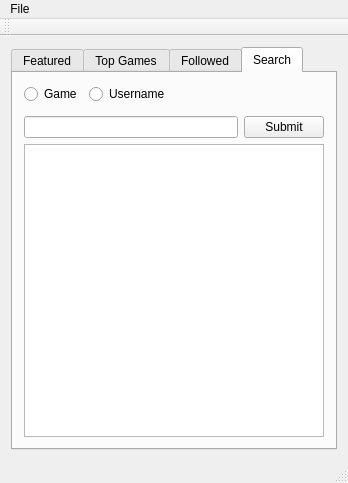
Qt form Forms/mainwindow.ui (jasonodonnell/twitchcreep) before a commit.
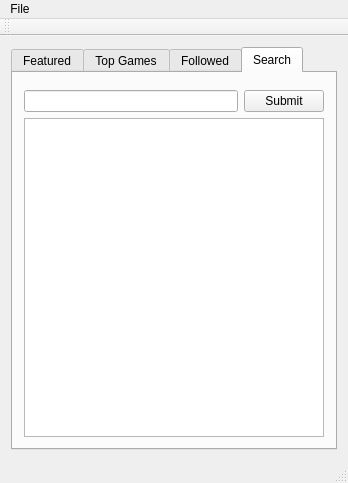
The same form after that commit.

```diff
--- a/Forms/mainwindow.ui
+++ b/Forms/mainwindow.ui
@@ -80,33 +80,6 @@
             <property name="bottomMargin">
              <number>0</number>
             </property>
-            <item>
-             <widget class="QRadioButton" name="radioButton">
-              <property name="text">
-               <string>Game</string>
-              </property>
-             </widget>
-            </item>
-            <item>
-             <widget class="QRadioButton" name="radioButton_2">
-              <property name="text">
-               <string>Username</string>
-              </property>
-             </widget>
-            </item>
-            <item>
-             <spacer name="horizontalSpacer">
-              <property name="orientation">
-               <enum>Qt::Horizontal</enum>
-              </property>
-              <property name="sizeHint" stdset="0">
-               <size>
-                <width>40</width>
-                <height>20</height>
-               </size>
-              </property>
-             </spacer>
-            </item>
            </layout>
           </item>
           <item>
```
